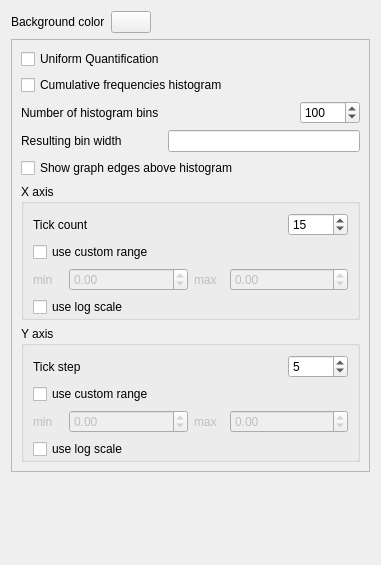
Old version of the form plugins/view/HistogramView/HistoOptionsWidget.ui in the repository anlambert/tulip.
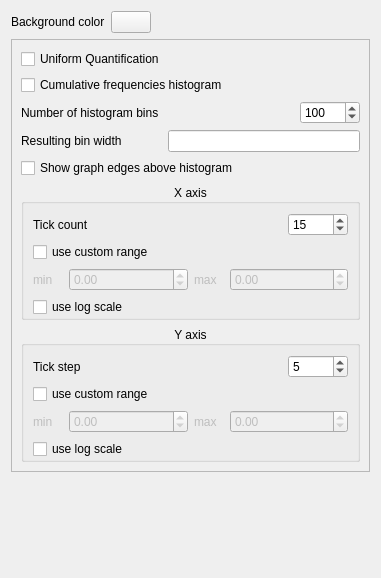
New version of the form. Custom widgets are drawn as their Qt base class.

Diff of the .ui file:
```diff
--- a/plugins/view/HistogramView/HistoOptionsWidget.ui
+++ b/plugins/view/HistogramView/HistoOptionsWidget.ui
@@ -7,7 +7,7 @@
     <x>0</x>
     <y>0</y>
     <width>381</width>
-    <height>565</height>
+    <height>578</height>
    </rect>
   </property>
   <property name="windowTitle">
@@ -176,6 +176,9 @@
         <property name="title">
          <string>X axis</string>
         </property>
+        <property name="alignment">
+         <set>Qt::AlignCenter</set>
+        </property>
         <layout class="QVBoxLayout" name="verticalLayout_3">
          <property name="bottomMargin">
           <number>0</number>
@@ -309,6 +312,9 @@
         <property name="title">
          <string>Y axis</string>
         </property>
+        <property name="alignment">
+         <set>Qt::AlignCenter</set>
+        </property>
         <layout class="QVBoxLayout" name="verticalLayout_5">
          <property name="bottomMargin">
           <number>0</number>
```
